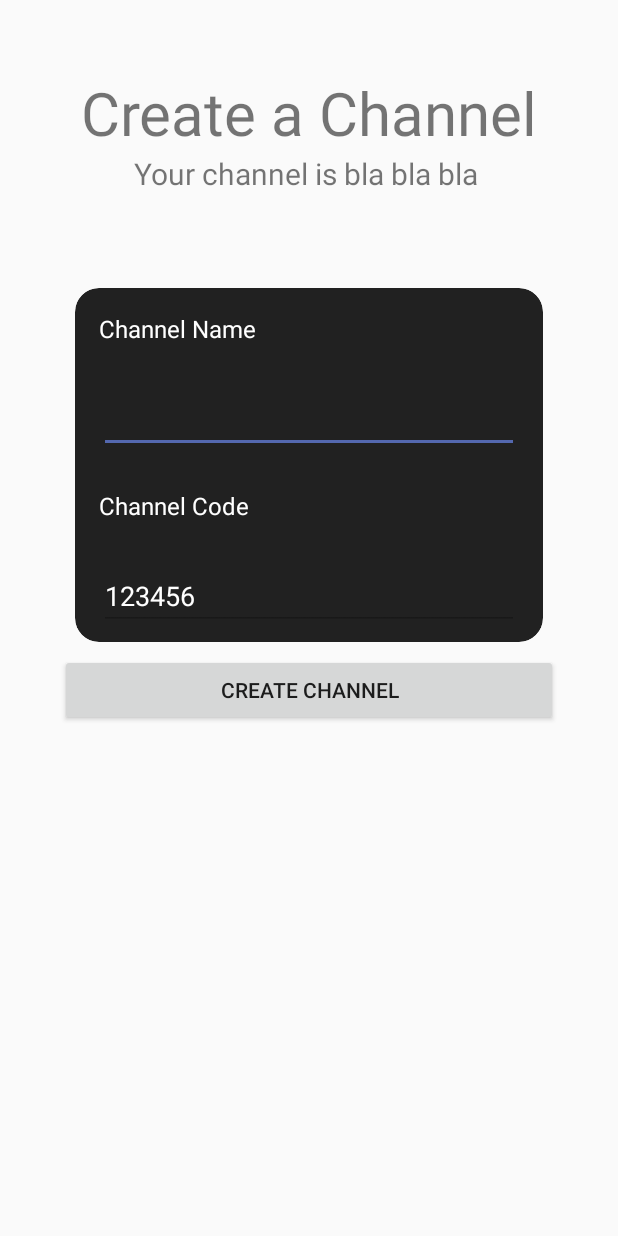
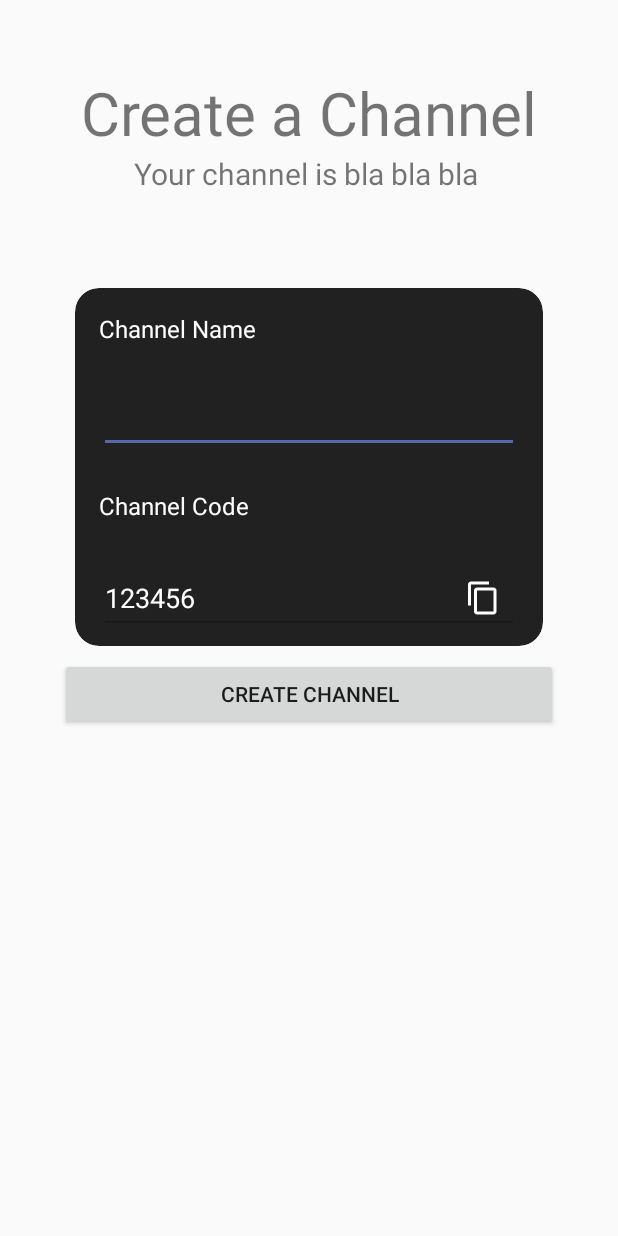
Before and after one commit to Elevate-Lab/college-notification-app, an Android app: the CreateChannelActivity screen opened directly, with no data from a screen before it, on a phone screen of 412 x 824 dp. Run offline under Robolectric (Android 15) with nearby library versions, the phone set to English and light mode, and no system bars; our stand-ins replace Firebase (no records; nobody signed in at launch, a user with empty details on screens opened directly); 1 statement that could not run was skipped.

Commit message:
ClipBoard Copies Channel Code (#94)

```diff
--- a/OnTimePro/app/src/main/java/com/elevatelab/ontimepro/CreateChannelActivity.java
+++ b/OnTimePro/app/src/main/java/com/elevatelab/ontimepro/CreateChannelActivity.java
@@ -1,7 +1,10 @@
 package com.elevatelab.ontimepro;
 
+import android.content.ClipData;
+import android.content.ClipboardManager;
 import android.os.Bundle;
 import android.util.Log;
+import android.view.View;
 import android.widget.Toast;
 
 import androidx.annotation.NonNull;
@@ -36,6 +39,17 @@ public class CreateChannelActivity extends AppCompatActivity {
         editCreateChCode.setEnabled(false);
         retrieveCode();
 
+        createChCode.setEndIconOnClickListener(new View.OnClickListener() {
+            @Override
+            public void onClick(View v) {
+
+                ClipboardManager manager = (ClipboardManager) getSystemService(CLIPBOARD_SERVICE);
+                ClipData clipData = ClipData.newPlainText("text", editCreateChCode.getText());
+                manager.setPrimaryClip(clipData);
+                Toast.makeText(CreateChannelActivity.this, "Copied To ClipBoard", Toast.LENGTH_SHORT).show();
+            }
+        });
+
     }
 
     private void retrieveCode()
@@ -62,4 +76,6 @@ public class CreateChannelActivity extends AppCompatActivity {
         editCreateChName = findViewById(R.id.channelname);
         editCreateChCode = findViewById(R.id.channelcode);
     }
+
+
 }
--- /dev/null
+++ b/OnTimePro/app/src/main/res/drawable/ic_baseline_content_copy_24_white.xml
@@ -0,0 +1,5 @@
+<vector android:height="24dp" android:tint="#FFFFFF"
+    android:viewportHeight="24" android:viewportWidth="24"
+    android:width="24dp" xmlns:android="http://schemas.android.com/apk/res/android">
+    <path android:fillColor="@android:color/white" android:pathData="M16,1L4,1c-1.1,0 -2,0.9 -2,2v14h2L4,3h12L16,1zM19,5L8,5c-1.1,0 -2,0.9 -2,2v14c0,1.1 0.9,2 2,2h11c1.1,0 2,-0.9 2,-2L21,7c0,-1.1 -0.9,-2 -2,-2zM19,21L8,21L8,7h11v14z"/>
+</vector>
--- a/OnTimePro/app/src/main/res/layout/activity_create_channel.xml
+++ b/OnTimePro/app/src/main/res/layout/activity_create_channel.xml
@@ -86,7 +86,8 @@
                     android:id="@+id/channelcodeinput"
                     android:layout_width="match_parent"
                     android:layout_height="wrap_content"
-                    app:endIconMode="clear_text"
+                    app:endIconMode="custom"
+                    app:endIconDrawable="@drawable/ic_baseline_content_copy_24_white"
                     android:layout_marginLeft="16dp"
                     android:layout_marginRight="16dp"
                     android:layout_marginBottom="8dp"
```
